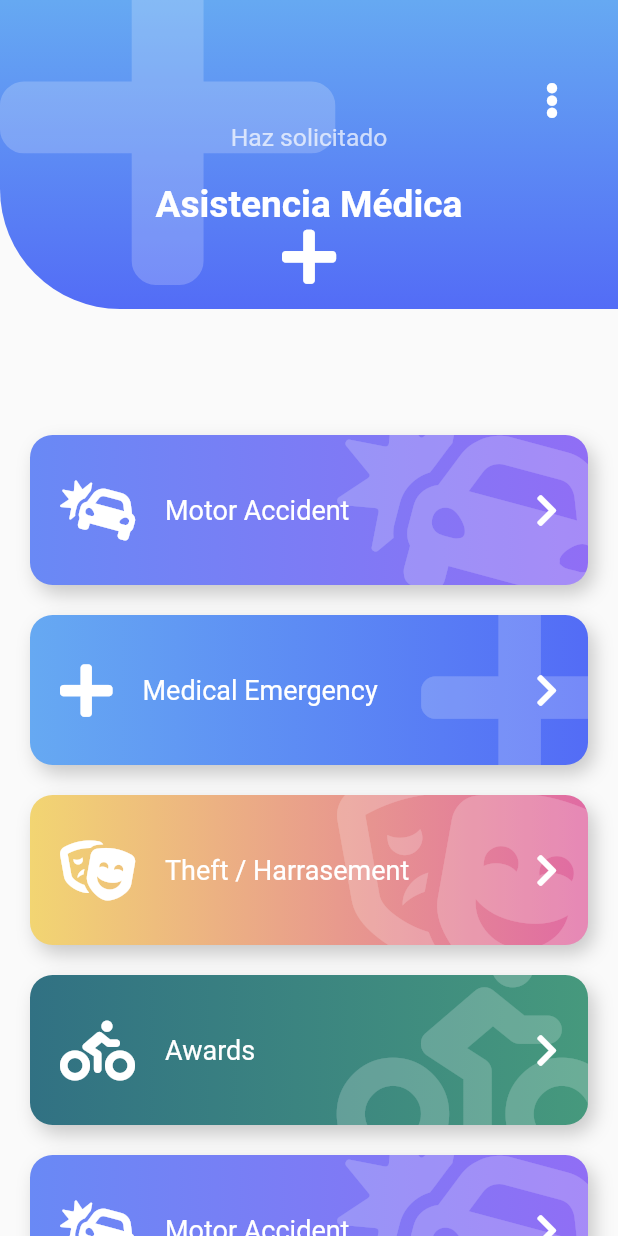
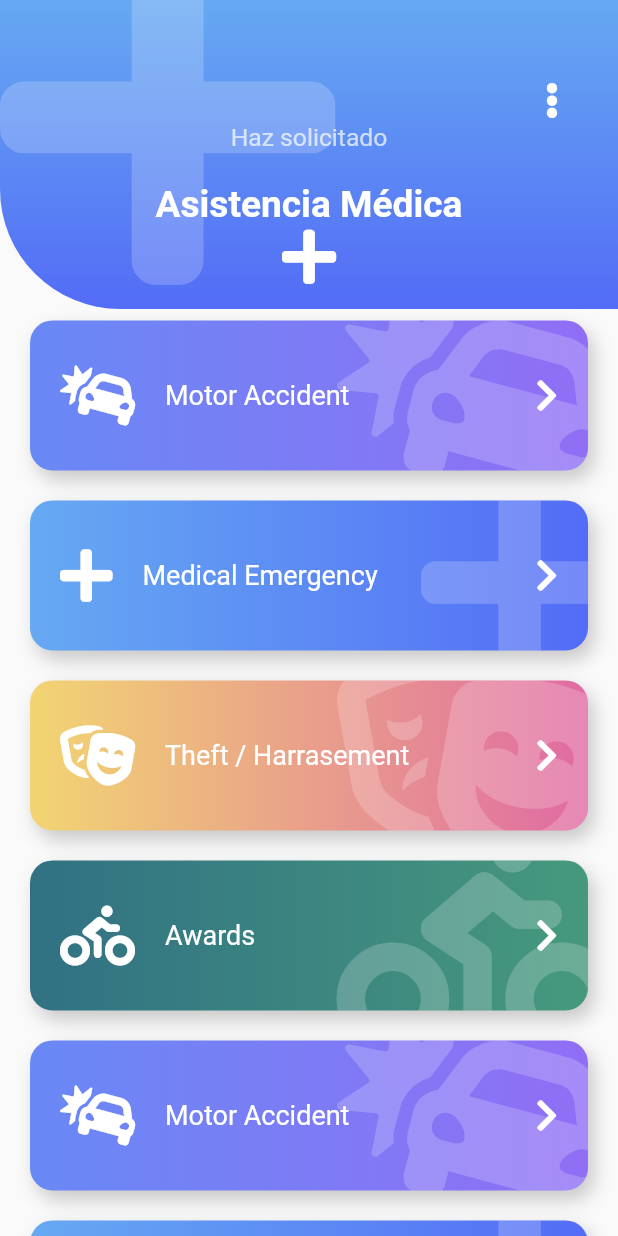
Before and after one commit to velascoandres/custom_painters, a Flutter app: the EmergencyPage screen opened by its route, on a phone screen of 412 x 824 dp. Run offline on Flutter 3.47's test engine with Material 2 defaults, Android fonts, the phone set to English and light mode, and no system bars; our stand-ins replace animate_do, flutter_svg, font_awesome_flutter.

Commit message:
animaciones con animate di

```diff
--- a/lib/src/pages/emergency_page.dart
+++ b/lib/src/pages/emergency_page.dart
@@ -2,6 +2,7 @@ import 'package:custom_painters/src/widgets/fat_button.dart';
 import 'package:custom_painters/src/widgets/headers/headers.dart';
 import 'package:flutter/material.dart';
 import 'package:font_awesome_flutter/font_awesome_flutter.dart';
+import 'package:animate_do/animate_do.dart';
 
 class ItemBoton {
   final IconData icon;
@@ -48,18 +49,21 @@ class EmergencyPage extends StatelessWidget {
       body: Stack(
         children: [
           Container(
-            margin: EdgeInsets.only(top: 200),
+            margin: EdgeInsets.only(top: MediaQuery.of(context).size.height * 0.15,),
             child: ListView(
               physics: BouncingScrollPhysics(),
               children: [
                 SizedBox(height: 80),
                 ...items.map(
-                  (item) => BotonGordo(
-                    onPress: () {},
-                    icon: item.icon,
-                    texto: item.texto,
-                    color1: item.color1,
-                    color2: item.color2,
+                  (item) => FadeInLeft(
+                    duration: Duration(milliseconds: 500),
+                    child: BotonGordo(
+                      onPress: () {},
+                      icon: item.icon,
+                      texto: item.texto,
+                      color1: item.color1,
+                      color2: item.color2,
+                    ),
                   ),
                 )
               ],
--- a/pubspec.yaml
+++ b/pubspec.yaml
@@ -32,6 +32,7 @@ dependencies:
   provider: ^5.0.0
   flutter_staggered_grid_view: ^0.4.0
   font_awesome_flutter: ^9.0.0
+  animate_do: ^2.0.0
 
 dev_dependencies:
   flutter_test:
```
Also changed, not shown: pubspec.lock.
